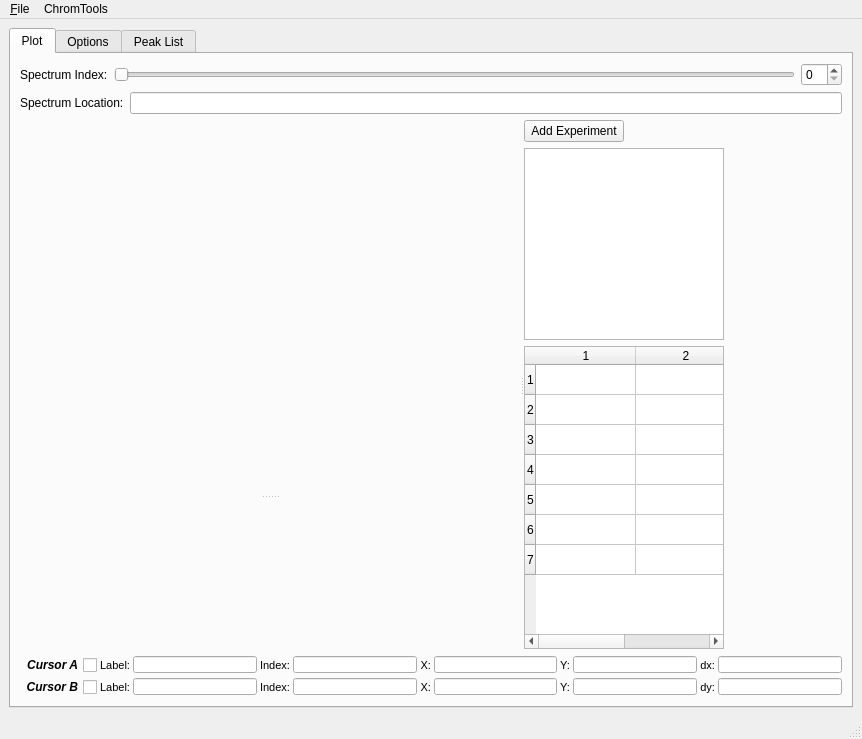
mfitzp/toolz, file GCAlign/iterate.ui: the form before one commit.
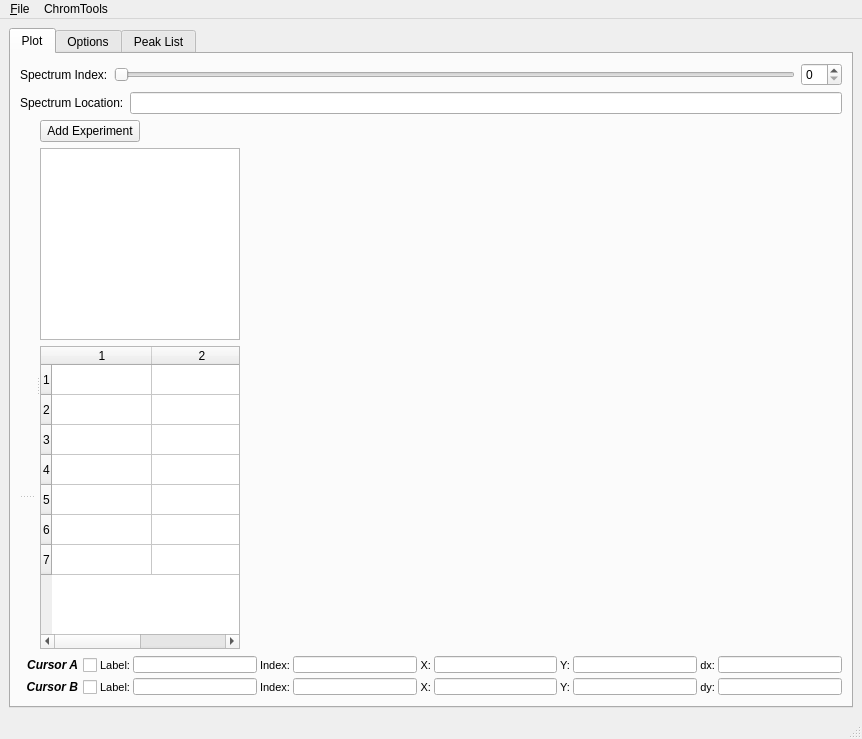
The form after the commit. Icons and pictures are not drawn. Custom widgets are drawn as their Qt base class.

```diff
--- a/GCAlign/iterate.ui
+++ b/GCAlign/iterate.ui
@@ -20,14 +20,6 @@
    <enum>Qt::LeftToRight</enum>
   </property>
   <widget class="QWidget" name="centralwidget" >
-   <property name="geometry" >
-    <rect>
-     <x>0</x>
-     <y>24</y>
-     <width>862</width>
-     <height>691</height>
-    </rect>
-   </property>
    <layout class="QHBoxLayout" >
     <item>
      <widget class="QTabWidget" name="tabWidget" >
@@ -35,18 +27,10 @@
        <number>0</number>
       </property>
       <widget class="QWidget" name="plotTab" >
-       <property name="geometry" >
-        <rect>
-         <x>0</x>
-         <y>0</y>
-         <width>840</width>
-         <height>644</height>
-        </rect>
-       </property>
        <attribute name="title" >
         <string>Plot</string>
        </attribute>
-       <layout class="QVBoxLayout" name="verticalLayout_2" >
+       <layout class="QVBoxLayout" >
         <item>
          <layout class="QHBoxLayout" >
           <item>
@@ -92,6 +76,18 @@
            <enum>Qt::Horizontal</enum>
           </property>
           <widget class="QSplitter" name="splitter" >
+           <property name="sizePolicy" >
+            <sizepolicy vsizetype="Expanding" hsizetype="Expanding" >
+             <horstretch>0</horstretch>
+             <verstretch>0</verstretch>
+            </sizepolicy>
+           </property>
+           <property name="minimumSize" >
+            <size>
+             <width>16</width>
+             <height>16</height>
+            </size>
+           </property>
            <property name="orientation" >
             <enum>Qt::Vertical</enum>
            </property>
@@ -125,7 +121,7 @@
            </widget>
           </widget>
           <widget class="QWidget" name="layoutWidget" >
-           <layout class="QVBoxLayout" name="verticalLayout" >
+           <layout class="QVBoxLayout" >
             <item>
              <widget class="QPushButton" name="addFileBtn" >
               <property name="maximumSize" >
@@ -134,6 +130,9 @@
                 <height>16777215</height>
                </size>
               </property>
+              <property name="layoutDirection" >
+               <enum>Qt::LeftToRight</enum>
+              </property>
               <property name="text" >
                <string>Add Experiment</string>
               </property>
@@ -203,7 +202,7 @@
          </widget>
         </item>
         <item>
-         <layout class="QGridLayout" name="_4" >
+         <layout class="QGridLayout" >
           <property name="horizontalSpacing" >
            <number>3</number>
           </property>
```
Left out of the diff: 38 changed lines with no effect on the pictures.
